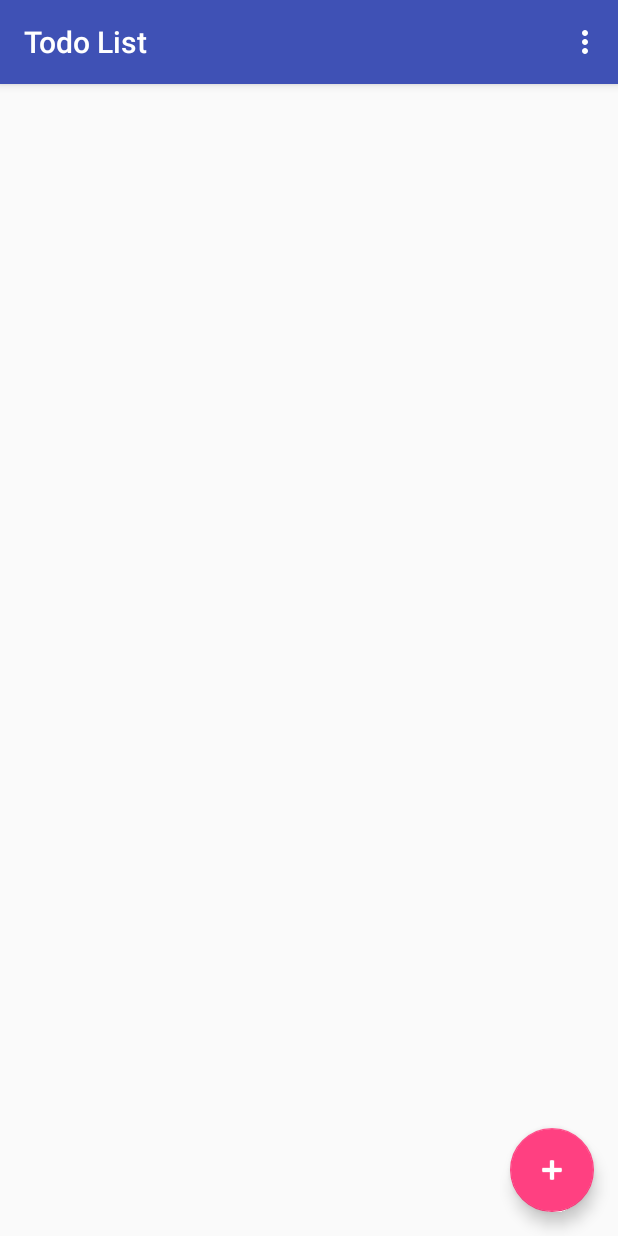
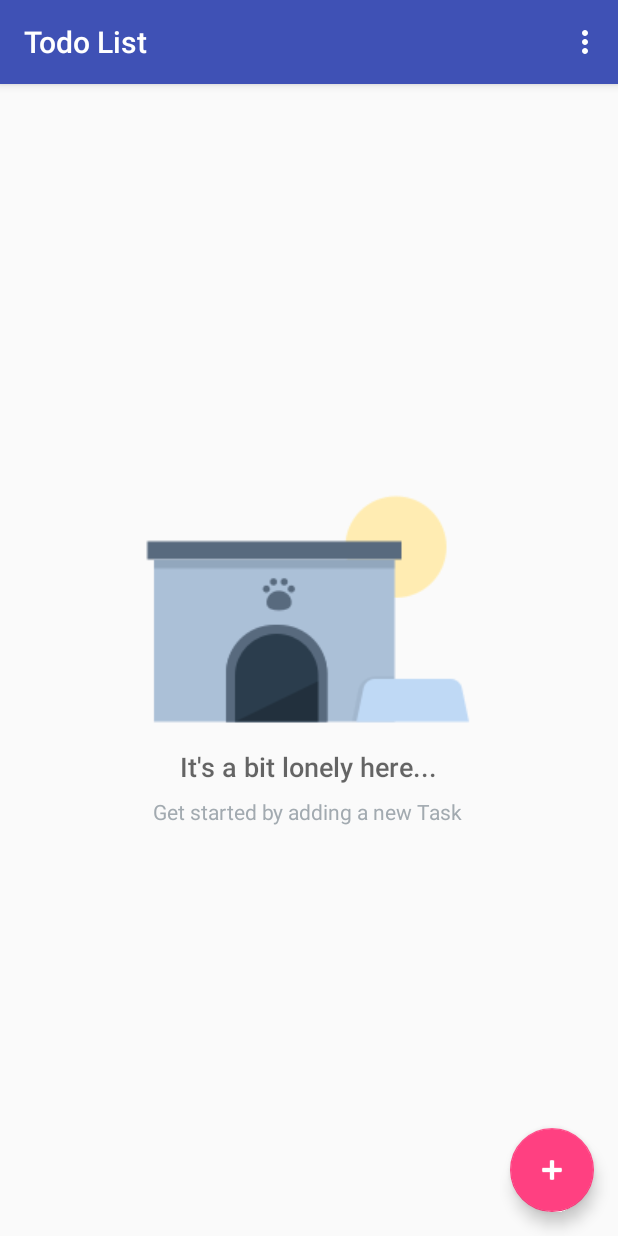
Before and after one commit to arunditti/TodoList, an Android app: the screen it shows after launch (MainActivity), on a phone screen of 412 x 824 dp. Run offline under Robolectric (Android 15) with nearby library versions, the phone set to English and light mode, and no system bars; our stand-ins replace Firebase (no records; nobody signed in at launch, a user with empty details on screens opened directly), Room's generated code; libraries missing offline, so code that uses them is left out: com.firebase.ui; 1 statement that could not run was skipped.

Commit message:
Add EmptyView

```diff
--- a/app/src/main/java/com/arunditti/android/todolist/ui/activities/AddTaskActivity.java
+++ b/app/src/main/java/com/arunditti/android/todolist/ui/activities/AddTaskActivity.java
@@ -7,6 +7,7 @@ import android.support.annotation.Nullable;
 import android.support.v7.app.AppCompatActivity;
 import android.os.Bundle;
 import android.support.v7.widget.AppCompatCheckBox;
+import android.util.Log;
 import android.view.View;
 import android.widget.Button;
 import android.widget.CheckBox;
@@ -183,6 +184,7 @@ public class AddTaskActivity extends AppCompatActivity {
                 } else {
                     //update task
                     task.setId(mTaskId);
+                    Log.d(LOG_TAG, "**********************************position is " + task);
                     mDb.taskDao().updateTask(task);
                 }
                 finish();
--- a/app/src/main/java/com/arunditti/android/todolist/ui/activities/MainActivity.java
+++ b/app/src/main/java/com/arunditti/android/todolist/ui/activities/MainActivity.java
@@ -46,6 +46,8 @@ public class MainActivity extends AppCompatActivity implements TaskAdapter.ItemC
 
     private AppDatabase mDb;
 
+    View emptyView;
+
     public static final int RC_SIGN_IN = 1;
     private FirebaseAuth mFirebaseAuth;
     private FirebaseAuth.AuthStateListener mAuthStateListener;
@@ -82,10 +84,13 @@ public class MainActivity extends AppCompatActivity implements TaskAdapter.ItemC
 
         // Set the RecyclerView to its corresponding view
         mRecyclerView = findViewById(R.id.rv_tasks_list);
+        emptyView = findViewById(R.id.empty_view);
 
         // Set the layout for the RecyclerView to be a linear layout, which measures and
         // positions items within a RecyclerView into a linear list
         mRecyclerView.setLayoutManager(new LinearLayoutManager(this));
+
+        // Find and set empty view on the ListView, so that it only shows when the list has 0 items.
 
         // Initialize the adapter and attach it to the RecyclerView
         mAdapter = new TaskAdapter(this, this);
@@ -202,10 +207,20 @@ public class MainActivity extends AppCompatActivity implements TaskAdapter.ItemC
             public void onChanged(@Nullable List<TaskEntry> taskEntries) {
                 Log.d(TAG, "Updating list of tasks from LiveData in ViewModel");
                 mAdapter.setTasks(taskEntries);
+                setEmptyView(taskEntries);
             }
         });
     }
 
+    public void setEmptyView(List<TaskEntry> taskEntries) {
+        if (taskEntries.isEmpty()) {
+            mRecyclerView.setVisibility(View.GONE);
+            emptyView.setVisibility(View.VISIBLE);
+        } else {
+            mRecyclerView.setVisibility(View.VISIBLE);
+            emptyView.setVisibility(View.GONE);
+        }
+    }
 
     @Override
     public void onItemClickListener(int itemId) {
@@ -214,4 +229,5 @@ public class MainActivity extends AppCompatActivity implements TaskAdapter.ItemC
         intent.putExtra(AddTaskActivity.EXTRA_TASK_ID, itemId);
         startActivity(intent);
     }
+
 }
--- a/app/src/main/res/layout/activity_main.xml
+++ b/app/src/main/res/layout/activity_main.xml
@@ -16,6 +16,44 @@
             android:paddingBottom="8dp">
         </android.support.v7.widget.RecyclerView>
 
+    <!-- Empty view for the list -->
+    <RelativeLayout
+        android:id="@+id/empty_view"
+        android:layout_width="wrap_content"
+        android:layout_height="wrap_content"
+        android:layout_gravity="center">
+
+        <ImageView
+            android:id="@+id/empty_shelter_image"
+            android:layout_width="wrap_content"
+            android:layout_height="wrap_content"
+            android:layout_centerHorizontal="true"
+            android:src="@drawable/ic_empty_shelter"/>
+
+        <TextView
+            android:id="@+id/empty_title_text"
+            android:layout_width="wrap_content"
+            android:layout_height="wrap_content"
+            android:layout_below="@+id/empty_shelter_image"
+            android:layout_centerHorizontal="true"
+            android:fontFamily="sans-serif-medium"
+            android:paddingTop="16dp"
+            android:text="@string/empty_view_title_text"
+            android:textAppearance="?android:textAppearanceMedium"/>
+
+        <TextView
+            android:id="@+id/empty_subtitle_text"
+            android:layout_width="wrap_content"
+            android:layout_height="wrap_content"
+            android:layout_below="@+id/empty_title_text"
+            android:layout_centerHorizontal="true"
+            android:fontFamily="sans-serif"
+            android:paddingTop="8dp"
+            android:text="@string/empty_view_subtitle_text"
+            android:textAppearance="?android:textAppearanceSmall"
+            android:textColor="#A2AAB0"/>
+    </RelativeLayout>
+
         <!-- Floating action button that launches AddTaskActivity when clicked -->
         <android.support.design.widget.FloatingActionButton
             android:id="@+id/fab"
--- a/app/src/main/res/values/strings.xml
+++ b/app/src/main/res/values/strings.xml
@@ -25,4 +25,11 @@
     <string name="update_button">Update</string>
 
     <string name="has_no_due_date">No due date</string>
+
+    <!-- Title text for the empty view, which describes the empty dog house image [CHAR LIMIT=50] -->
+    <string name="empty_view_title_text">It\'s a bit lonely here...</string>
+
+    <!-- Subtitle text for the empty view that prompts the user to add a pet [CHAR LIMIT=50] -->
+    <string name="empty_view_subtitle_text">Get started by adding a new Task</string>
+
 </resources>
```
Also changed, not shown: app/src/main/java/com/arunditti/android/todolist/database/TaskEntry.java (+23 -0 lines), app/src/main/java/com/arunditti/android/todolist/ui/adapter/TaskAdapter.java (+77 -19 lines), app/src/main/res/drawable/ic_empty_shelter.png (added).
